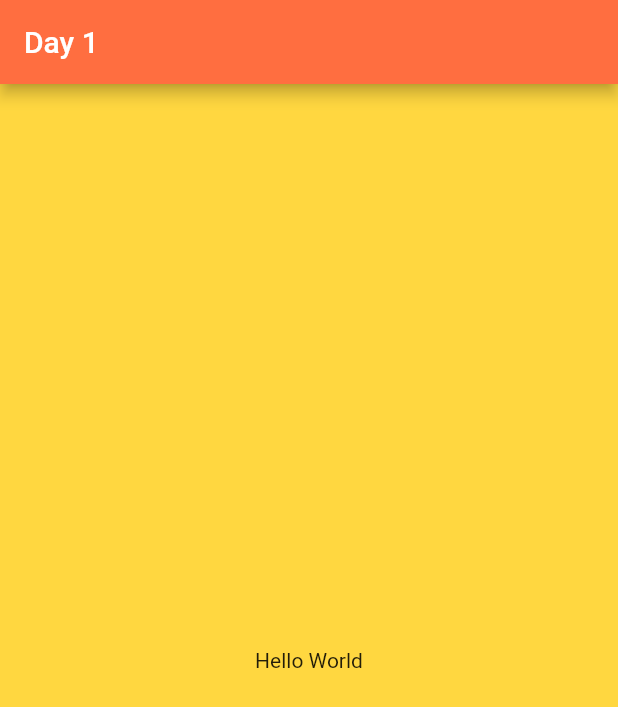
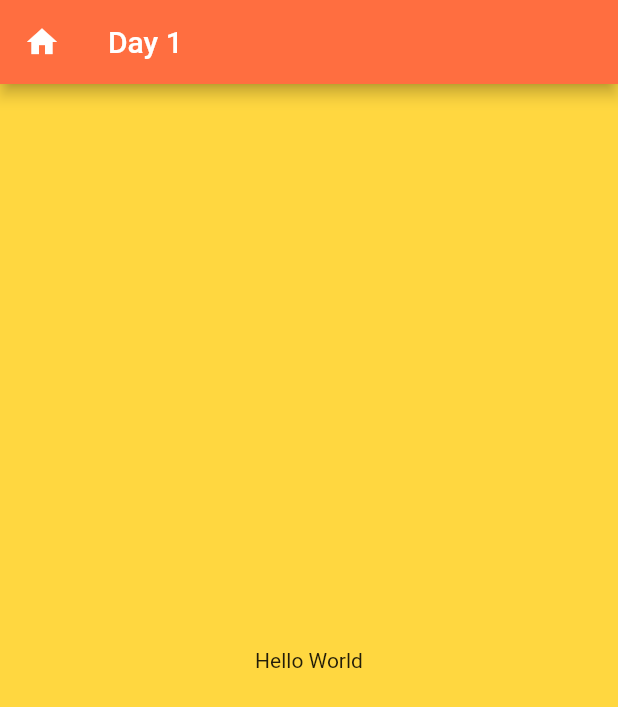
Before and after one commit to viralkumar28/All_flutter, a Flutter app: the screen it shows after launch, on a phone screen of 412 x 824 dp. Shown: the top 707 px of the screen. Run offline on Flutter 3.47's test engine with Material 2 defaults, Android fonts, the phone set to English and light mode, and no system bars.

Commit message:
Initial Commit

```diff
--- a/lib/main.dart
+++ b/lib/main.dart
@@ -15,7 +15,7 @@ class MyApp extends StatelessWidget {
 
         appBar: AppBar(
           backgroundColor: Colors.deepOrangeAccent,
-          // leading: Icon(Icons.home),
+          leading: Icon(Icons.home),
 
           title: Text('Day 1'),
 
```
